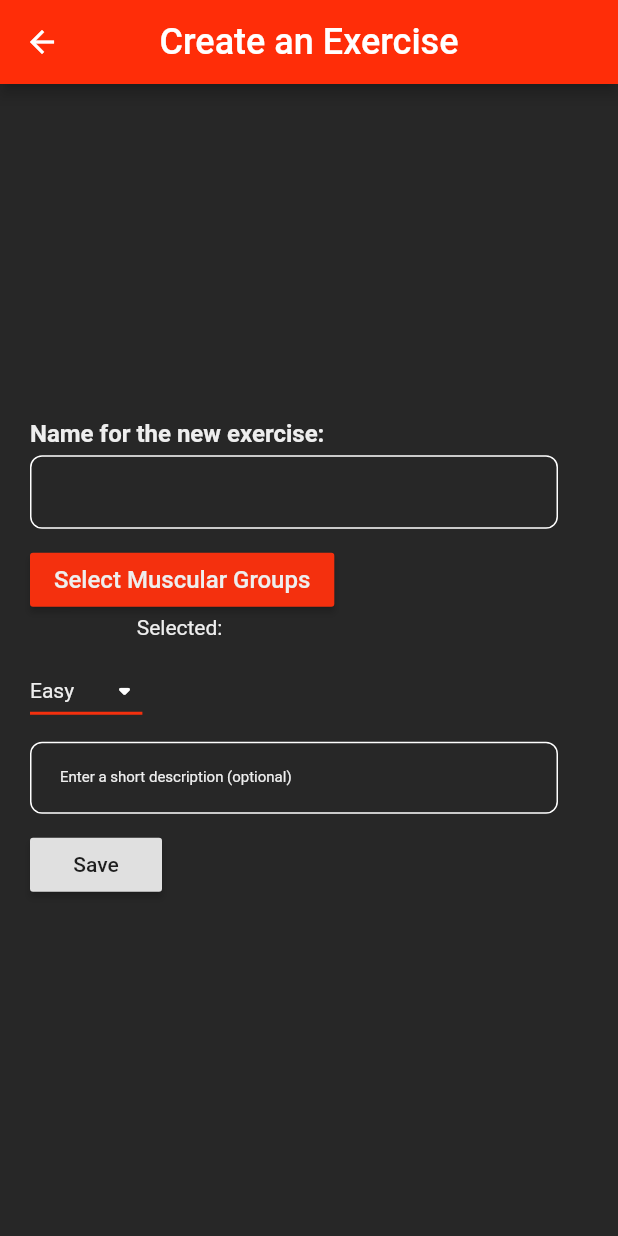
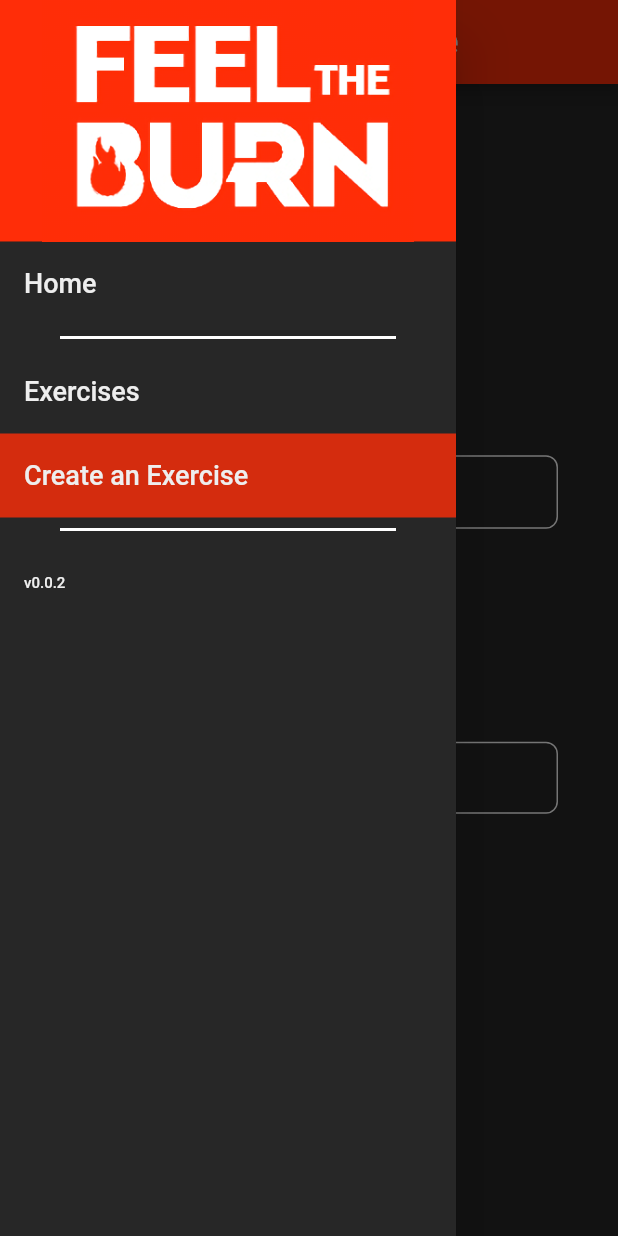
Before and after one commit to marc-doblefilo/feeltheburn-frontend, a Flutter app: the CreateExerciseScreen screen opened directly, with the side drawer open (before the commit the screen has no drawer), on a phone screen of 412 x 824 dp. Run offline on Flutter 3.47's test engine with Material 2 defaults, Android fonts, the phone set to English and light mode, and no system bars; our stand-ins replace cloud_firestore, firebase_core; accounts and stored records are empty; Roboto replaces fonts that are missing (Cairo).

Commit message:
Improved mainDrawer

```diff
--- a/lib/ui/pages/create-exercise.page.dart
+++ b/lib/ui/pages/create-exercise.page.dart
@@ -1,3 +1,4 @@
+import 'package:feeltheburn/ui/widget/main-drawer.widget.dart';
 import 'package:feeltheburn/ui/widget/multi-select-chip.widget.dart';
 import 'package:flutter/material.dart';
 import 'package:feeltheburn/ui/widget/app-bar.widget.dart';
@@ -168,6 +169,7 @@ class _CreateExerciseScreenState extends State<CreateExerciseScreen> {
     );
 
     return Scaffold(
+      drawer: mainDrawer(context, 2),
       appBar: customAppBar("Create an Exercise"),
       body: Center(
         child: Container(
--- a/lib/ui/pages/list-exercises.page.dart
+++ b/lib/ui/pages/list-exercises.page.dart
@@ -3,6 +3,7 @@ import 'package:flutter/cupertino.dart';
 import 'package:flutter/material.dart';
 import 'package:feeltheburn/ui/widget/exercise-box.widget.dart';
 import 'package:cloud_firestore/cloud_firestore.dart';
+import 'package:feeltheburn/ui/widget/main-drawer.widget.dart';
 
 class ListExercisesScreen extends StatefulWidget {
   ListExercisesScreen({Key key}) : super(key: key);
@@ -59,6 +60,7 @@ class _ListExercisesScreenState extends State<ListExercisesScreen> {
   @override
   Widget build(BuildContext context) {
     return Scaffold(
+      drawer: mainDrawer(context, 1),
       appBar: AppBar(
         title: Text(
           'Exercises',
--- a/lib/ui/pages/main.page.dart
+++ b/lib/ui/pages/main.page.dart
@@ -17,7 +17,7 @@ class _MainScreenState extends State<MainScreen> {
   @override
   Widget build(BuildContext context) {
     return Scaffold(
-        drawer: mainDrawer(context),
+        drawer: mainDrawer(context, 0),
         endDrawer: settingsDrawer(context),
         body: NestedScrollView(
 
--- a/lib/ui/widget/main-drawer.widget.dart
+++ b/lib/ui/widget/main-drawer.widget.dart
@@ -3,8 +3,17 @@ import 'package:feeltheburn/util/colors.dart';
 import 'package:flutter/rendering.dart';
 import 'package:feeltheburn/ui/pages/create-exercise.page.dart';
 import 'package:feeltheburn/ui/pages/list-exercises.page.dart';
+import 'package:feeltheburn/ui/pages/main.page.dart';
 
-Widget mainDrawer(BuildContext context) {
+Widget mainDrawer(BuildContext context, int _selectedIndex) {
+
+  final _divisor = Divider(
+    color: Colors.white,
+    indent: 40.0,
+    endIndent: 40.0,
+    thickness: 2.0,
+  );
+
   return Theme(
     data: Theme.of(context).copyWith(
       canvasColor: BackgroundColor,
@@ -23,21 +32,26 @@ Widget mainDrawer(BuildContext context) {
           ),
           ListTile(
             title: Text(
-              "Create an Exercise",
+              "Home",
               style: TextStyle(
                 color: TextColor,
                 fontSize: 18.0,
               ),
             ),
             tileColor: BackgroundColor,
+            selected: _selectedIndex == 0,
             selectedTileColor: SelectedButtonBackgroundColor,
             onTap: () {
               Navigator.push(
                 context,
-                MaterialPageRoute(builder: (context) => CreateExerciseScreen()),
+                MaterialPageRoute(builder: (context) => MainScreen()),
               );
+
             },
           ),
+
+          _divisor,
+
           ListTile(
             title: Text(
               "Exercises",
@@ -47,16 +61,39 @@ Widget mainDrawer(BuildContext context) {
               ),
             ),
             tileColor: BackgroundColor,
+            selected: _selectedIndex == 1,
             selectedTileColor: SelectedButtonBackgroundColor,
             onTap: () {
-              Navigator.push(
+              Navigator.pushReplacement(
                 context,
                 MaterialPageRoute(builder: (context) => ListExercisesScreen()),
               );
             },
           ),
           ListTile(
-            title: Text('v0.0.1',
+            title: Text(
+              "Create an Exercise",
+              style: TextStyle(
+                color: TextColor,
+                fontSize: 18.0,
+              ),
+            ),
+            tileColor: BackgroundColor,
+            selected: _selectedIndex == 2,
+            selectedTileColor: SelectedButtonBackgroundColor,
+            onTap: () {
+              Navigator.pushReplacement(
+                context,
+                MaterialPageRoute(builder: (context) => CreateExerciseScreen()),
+              );
+
+            },
+          ),
+
+          _divisor,
+
+          ListTile(
+            title: Text('v0.0.2',
               style: TextStyle(
                 color: TextColor,
                 fontSize: 10.0,
--- a/lib/util/colors.dart
+++ b/lib/util/colors.dart
@@ -5,7 +5,7 @@ const HeaderColor = Color.fromRGBO(255, 45, 8, 1);
 const BackgroundColor = Color.fromRGBO(39, 39, 39, 1);
 
 // BUTTONS
-const SelectedButtonBackgroundColor = Color.fromRGBO(1, 41, 95, 1);
+const SelectedButtonBackgroundColor = Color.fromRGBO(255, 45, 8, 0.8);
 const ButtonBackgroundColor = Color.fromRGBO(244, 48, 14, 1);
 const UnderlineButtonColor = Color.fromRGBO(244, 48, 14, 1);
 
```
